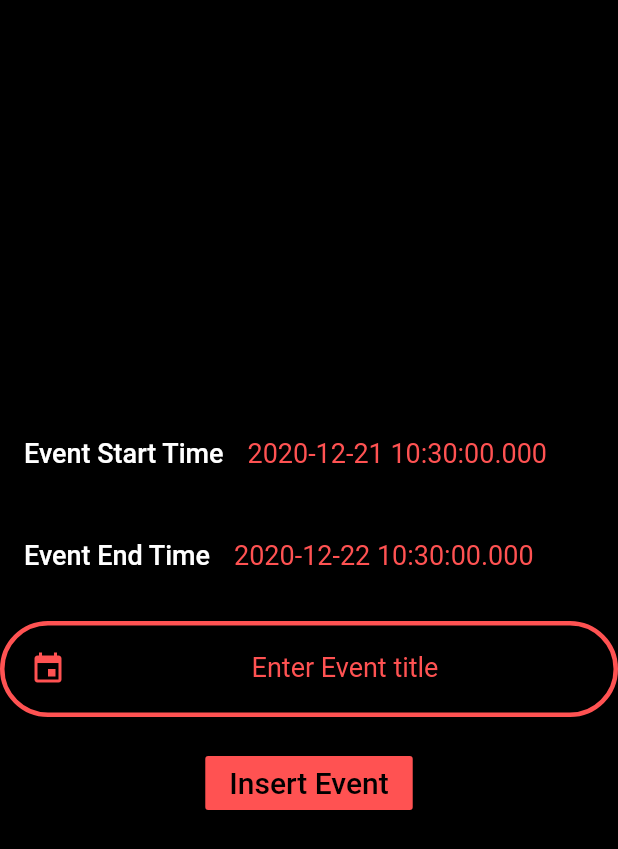
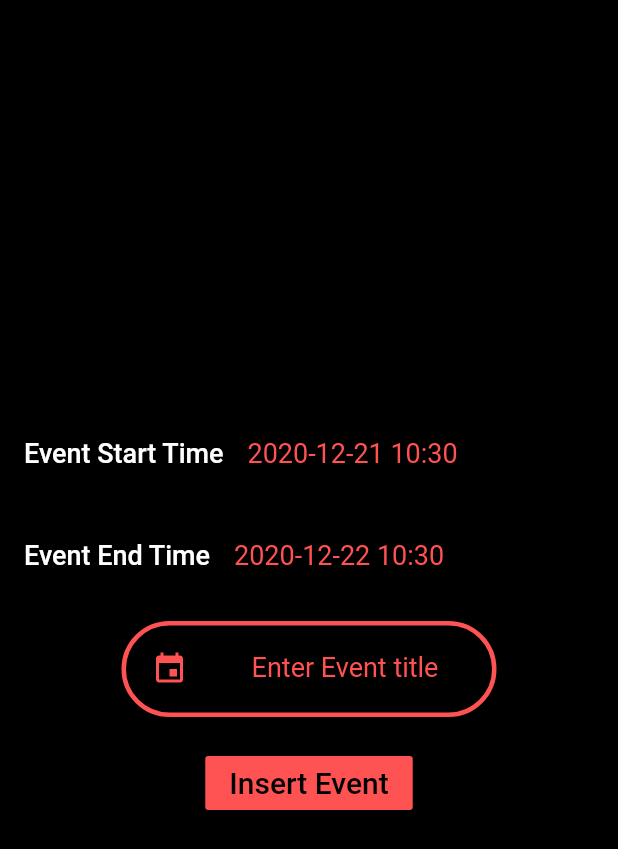
Before and after one commit to PeachBlack-Alba/CalendarAPI, a Flutter app: the screen it shows after launch, after a tap on "Insert Event", on a phone screen of 412 x 824 dp. Shown: the top 849 px of the screen. Run offline on Flutter 3.47's test engine with Material 2 defaults, Android fonts, the phone set to English and light mode, and no system bars; our stand-ins replace flutter_datetime_picker, googleapis_auth; missing offline and left inert: googleapis.

Commit message:
arrenging date format

```diff
--- a/lib/CalendarClient.dart
+++ b/lib/CalendarClient.dart
@@ -6,32 +6,41 @@ import 'package:url_launcher/url_launcher.dart';
 
 class CalendarClient {
   static const _scopes = const [CalendarApi.CalendarScope];
+  Map<String, String> eventData;
+
 
   insert(title, startTime, endTime) {
-    var _clientID = new ClientId("495439237591-ihee1pohe1illj40d57folq9b4mlnm19.apps.googleusercontent.com", "");
+    var _clientID =  ClientId("495439237591-ihee1pohe1illj40d57folq9b4mlnm19.apps.googleusercontent.com", "");
     clientViaUserConsent(_clientID, _scopes, prompt).then((AuthClient client) {
       var calendar = CalendarApi(client);
       calendar.calendarList.list().then((value) => print("val $value"));
 
       String calendarId = "primary";
-      Event event = Event(); // Create object of event
+      Event event = Event();
 
       event.summary = title;
 
       EventDateTime start =  EventDateTime();
       start.dateTime = startTime;
-      start.timeZone = "GMT+05:00";
+      start.timeZone = "GMT+01:00";
       event.start = start;
 
       EventDateTime end =  EventDateTime();
-      end.timeZone = "GMT+05:00";
+      end.timeZone = "GMT+01:00";
       end.dateTime = endTime;
       event.end = end;
+      // ADDS THE EVENT
       try {
         calendar.events.insert(event, calendarId).then((value) {
           print("added${value.status}");
           if (value.status == "confirmed") {
-            log('Event added in google calendar');
+            String eventId;
+            eventId = value.id;
+
+
+            eventData = {'id': eventId};
+
+            print('Event added to Google Calendar');
           } else {
             log("Unable to link event in google calendar");
           }
@@ -40,6 +49,7 @@ class CalendarClient {
         log('Error creating event $e');
       }
     });
+    return eventData;
   }
 
   void prompt(String url) async {
--- a/lib/Home.dart
+++ b/lib/Home.dart
@@ -10,20 +10,22 @@ class Home extends StatefulWidget {
 }
 
 class HomeState extends State<Home> {
-  DateFormat dateFormat = DateFormat("yyyy-MM-dd HH:mm:ss");
   CalendarClient calendarClient = CalendarClient();
   DateTime startTime = DateTime.now();
+
   DateTime endTime = DateTime.now().add(Duration(days: 1));
   TextEditingController _eventName = TextEditingController();
+  DateFormat dateFormat = DateFormat("yyyy-MM-dd HH:mm");
+
 
   @override
   Widget build(BuildContext context) {
     return Scaffold(
-      body: _body(context),
+      body: body(context),
     );
   }
 
-  _body(BuildContext context) {
+  body(BuildContext context) {
     return Center(
       child: Container(
         color: Colors.black,
@@ -35,10 +37,11 @@ class HomeState extends State<Home> {
                 FlatButton(
                     onPressed: () {
                       DatePicker.showDateTimePicker(context, showTitleActions: true, minTime: DateTime.now(), maxTime: DateTime(2222, 6, 7), onChanged: (date) {
-                        print('change $date');
+                        print('start time ${dateFormat.format(date)}');
                       }, onConfirm: (date) {
                         setState(() {
                           this.startTime = date;
+                          print('start time ${dateFormat.format(date)}');
                         });
                       }, currentTime: DateTime.now(), locale: LocaleType.en);
                     },
@@ -47,7 +50,7 @@ class HomeState extends State<Home> {
                       style: TextStyle(color: Colors.white, fontSize: 18),
                     )),
                 Text(
-                  '$startTime',
+                  '${dateFormat.format(startTime)}',
                   style: TextStyle(color: Colors.redAccent, fontSize: 18),
                 ),
               ],
@@ -61,7 +64,7 @@ class HomeState extends State<Home> {
                     onPressed: () {
                       DatePicker.showDateTimePicker(context, showTitleActions: true, minTime: DateTime(2019, 3, 5), maxTime: DateTime(2200, 6, 7),
                           onChanged: (date) {
-                        print('change $date');
+                            print('end time ${dateFormat.format(date)}');
                       }, onConfirm: (date) {
                         setState(() {
                           this.endTime = date;
@@ -73,7 +76,7 @@ class HomeState extends State<Home> {
                       style: TextStyle(color: Colors.white, fontSize: 18),
                     )),
                 Text(
-                  '$endTime',
+                  '${dateFormat.format(endTime)}',
                   style: TextStyle(color: Colors.redAccent, fontSize: 18),
                 ),
               ],
@@ -82,6 +85,7 @@ class HomeState extends State<Home> {
               height: 20,
             ),
             Container(
+              width: 250,
               decoration: BoxDecoration(
                   borderRadius: BorderRadius.all(Radius.circular(40)), border: Border.all(width: 3, color: Colors.redAccent, style: BorderStyle.solid)),
               padding: EdgeInsets.all(5.0),
```
